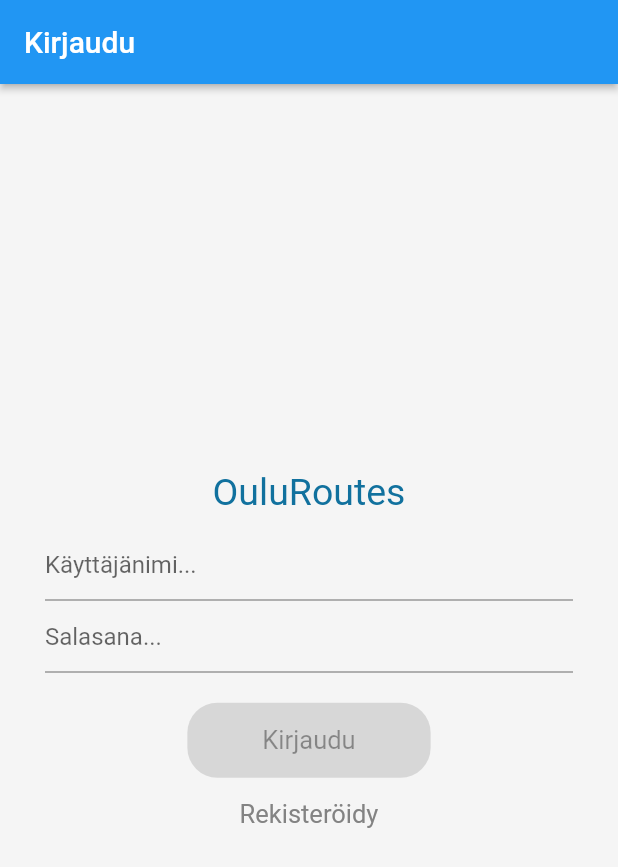
After one commit to MobileProject10/MapApplication, a Flutter app: the screen it shows after launch, on a phone screen of 412 x 824 dp. The commit adds this screen. Shown: the top 867 px of the screen. Run offline on Flutter 3.47's test engine with Material 2 defaults, Android fonts, the phone set to English and light mode, and no system bars; our stand-ins replace google_maps_flutter, shared_preferences.

Commit message:
valmis darkmode

```diff
--- /dev/null
+++ b/map_application/lib/LoginScreen.dart
@@ -0,0 +1,187 @@
+import 'package:flutter/material.dart';
+import 'package:flutter/services.dart';
+import 'package:google_maps_in_flutter/main.dart';
+import 'package:provider/provider.dart';
+import 'RegisterScreen.dart';
+import 'models/theme_settings.dart';
+
+class LoginScreen extends StatefulWidget {
+  const LoginScreen({Key? key, required this.onSubmit}) : super(key: key);
+  final ValueChanged<String> onSubmit;
+
+  @override
+  State<StatefulWidget> createState() => _LoginScreenState();
+}
+
+Widget buildRegisterBtn() {
+  return Container(
+    margin: EdgeInsets.only(left: 100, right: 100),
+    width: double.infinity,
+    child: ElevatedButton(
+      onPressed: () => {
+        runApp(RegisterScreen(
+          onSubmit: (String value) {},
+        ))
+      },
+      style: ElevatedButton.styleFrom(
+        primary: Colors.transparent,
+        shadowColor: Colors.transparent,
+        elevation: 0,
+      ),
+      child: Text(
+        'Rekisteröidy',
+        style: TextStyle(
+          color: Color.fromARGB(255, 131, 131, 131),
+          fontSize: 17,
+          fontWeight: FontWeight.normal,
+        ),
+      ),
+    ),
+  );
+}
+
+class _LoginScreenState extends State<LoginScreen> {
+  final _controller = TextEditingController();
+  final _controller2 = TextEditingController();
+
+  @override
+  void dispose() {
+    _controller.dispose();
+    _controller2.dispose();
+    super.dispose();
+  }
+
+  String? get _errorText {
+    // at any time, we can get the text from _controller.value.text
+    final text = _controller.value.text;
+    // Note: you can do your own custom validation here
+    // Move this logic this outside the widget for more testable code
+    if (text.isEmpty) {
+      return 'Kenttä ei voi olla tyhjä';
+    }
+    // return null if the text is valid
+    return null;
+  }
+
+  String? get _errorText2 {
+    // at any time, we can get the text from _controller.value.text
+    final text = _controller.value.text;
+    // Note: you can do your own custom validation here
+    // Move this logic this outside the widget for more testable code
+    if (text.isEmpty) {
+      return 'Kenttä ei voi olla tyhjä';
+    }
+    // return null if the text is valid
+    return null;
+  }
+
+  bool _submitted = false;
+
+  void _submit() {
+    setState(() => _submitted = true);
+    // if there is no error text
+    if (_errorText == null && _errorText2 == null) {
+      // notify the parent widget via the onSubmit callback
+      widget.onSubmit(_controller.value.text);
+      widget.onSubmit(_controller2.value.text);
+      runApp(MyApp());
+
+    }
+  }
+
+  final _text = '';
+  final _text2 = '';
+
+  @override
+  Widget build(BuildContext context) {
+
+    return MultiProvider(
+      providers: [
+        ChangeNotifierProvider(
+          create:(context) => ThemeSettings(),
+        ),
+      ],
+      child: Consumer<ThemeSettings>(
+        builder:(context, value, child) {
+          return MaterialApp(
+      theme: value.darkTheme ? darkTheme : lightTheme ,
+      home: Scaffold(
+        appBar: AppBar(
+          title: const Text('Kirjaudu'),
+          elevation: 2,
+        ),
+        body: AnnotatedRegion<SystemUiOverlayStyle>(
+          value: SystemUiOverlayStyle.light,
+          child: GestureDetector(
+            child: Stack(
+              children: <Widget>[
+                Container(
+                  padding: EdgeInsets.only(left: 30, right: 30),
+                  height: double.infinity,
+                  width: double.infinity,
+
+                  child: Column(
+                    mainAxisAlignment: MainAxisAlignment.center,
+                    children: <Widget>[
+
+                      Text(
+                        'OuluRoutes',
+                        style: TextStyle(
+                          color: Color.fromARGB(255, 17, 113, 158),
+                          fontSize: 25,
+                        ),
+                      ),
+
+                      SizedBox(height: 10),
+
+                      TextField(
+                        controller: _controller,
+                        decoration: InputDecoration(
+                          hintText: 'Käyttäjänimi...',
+                          errorText: _submitted ? _errorText : null,
+                        ),
+                        onChanged: (text) => setState(() => _text),
+                      ),
+
+                      TextField(
+                        obscureText: true,
+                        controller: _controller2,
+                        decoration: InputDecoration(
+                          hintText: 'Salasana...',
+                          errorText: _submitted ? _errorText2 : null,
+                        ),
+                        onChanged: (text) => setState(() => _text2),
+                      ),
+
+                      SizedBox(height: 20,),
+
+                      ElevatedButton(
+                          onPressed:
+                              _controller.value.text.isNotEmpty && _controller2.value.text.isNotEmpty ? _submit : null,
+                          style: ElevatedButton.styleFrom(
+                                  padding: EdgeInsets.only(top: 15, bottom: 15, left: 50, right: 50),
+                                  shape: RoundedRectangleBorder(
+                                      borderRadius: BorderRadius.circular(20))),
+                          child: Text(
+                            'Kirjaudu',
+                            style: TextStyle(
+                                  fontSize: 17,
+                                  fontWeight: FontWeight.normal,
+                                ),
+                          ),
+                        ),
+                      buildRegisterBtn(),
+                    ],
+                  ),
+                )
+              ],
+            ),
+          ),
+        ),
+      ),
+        );
+        },
+      )
+    );
+  }
+}
--- a/map_application/lib/main.dart
+++ b/map_application/lib/main.dart
@@ -1,10 +1,12 @@
 import 'package:flutter/material.dart';
 import 'package:google_maps_flutter/google_maps_flutter.dart';
+import 'package:google_maps_in_flutter/Router.dart';
+import 'package:provider/provider.dart';
+import 'LoginScreen.dart';
+import 'models/theme_settings.dart';
 import 'widgets/settings.dart';
 
-
-
-void main() => runApp(MyApp());
+void main() => runApp(LoginApp());
 
 class MyApp extends StatefulWidget {
   const MyApp({super.key});
@@ -13,6 +15,16 @@ class MyApp extends StatefulWidget {
   State<MyApp> createState() => _MyAppState();
 }
 
+class LoginApp extends StatelessWidget {
+  @override
+  Widget build(BuildContext) {
+    return MaterialApp(
+      title: 'Google Maps In Flutter',
+      debugShowCheckedModeBanner: false,
+      home: LoginScreen(onSubmit: (String value) {  },),
+    );
+  }
+}
 
 
 class _MyAppState extends State<MyApp> {
@@ -26,11 +38,16 @@ class _MyAppState extends State<MyApp> {
 
   @override
   Widget build(BuildContext context) {
+    return MultiProvider(
+        providers: [
+          ChangeNotifierProvider(
+            create: (context) => ThemeSettings(),
+          ),
+        ],
+        child: Consumer<ThemeSettings>(
+          builder: (context, value, child) {
             return MaterialApp(
-      theme: ThemeData(
-        useMaterial3: true,
-        colorSchemeSeed: Colors.green[700],
-      ),
+              theme: value.darkTheme ? darkTheme : lightTheme,
               home: Scaffold(
                 appBar: AppBar(
                   title: const Text('Maps Sample App'),
@@ -57,7 +74,7 @@ class _MyAppState extends State<MyApp> {
                           // Update the state of the app
                           // ...
                           // Then close the drawer
-                runApp(Settings());
+                          runApp(router());
                           //Navigator.pop(context);
                         },
                       ),
@@ -68,7 +85,7 @@ class _MyAppState extends State<MyApp> {
                           // Update the state of the app
                           // ...
                           // Then close the drawer
-                Navigator.pop(context);
+                          runApp(LoginScreen(onSubmit: (String value) {  },));
                         },
                       ),
                     ],
@@ -83,5 +100,7 @@ class _MyAppState extends State<MyApp> {
                 ),
               ),
             );
+          },
+        ));
   }
 }
--- /dev/null
+++ b/map_application/lib/models/theme_settings.dart
@@ -0,0 +1,54 @@
+import 'package:flutter/material.dart';
+import 'package:shared_preferences/shared_preferences.dart';
+
+
+ThemeData lightTheme = ThemeData(
+brightness: Brightness.light,
+primarySwatch: Colors.blue,
+accentColor: Colors.lightBlueAccent,
+scaffoldBackgroundColor: Colors.grey[100],
+);
+
+ThemeData darkTheme = ThemeData(
+brightness: Brightness.dark,
+primarySwatch: Colors.blue,
+accentColor: Colors.lightBlueAccent,
+scaffoldBackgroundColor: Colors.black,
+);
+
+
+class ThemeSettings with ChangeNotifier
+{
+  bool _darkTheme = false;
+  SharedPreferences? _preferences;
+
+  bool get darkTheme => _darkTheme;
+
+  ThemeSettings() {
+    _loadSettingsFromPrefs();
+  }
+
+  _initializePrefs() async{
+    if (_preferences == null)
+    {
+      _preferences = await SharedPreferences.getInstance();
+    }
+  }
+
+  _loadSettingsFromPrefs() async{
+    await _initializePrefs();
+    _darkTheme = _preferences?.getBool('darkTheme') ?? false;
+    notifyListeners();
+  }
+
+  _saveSettingsToPrefs() async{
+    await _initializePrefs();
+    _preferences?.setBool('darkTheme', _darkTheme);
+  }
+
+  void toggleTheme(){
+    _darkTheme = !_darkTheme;
+    _saveSettingsToPrefs();
+    notifyListeners();
+  }
+}
--- a/map_application/pubspec.yaml
+++ b/map_application/pubspec.yaml
@@ -35,6 +35,8 @@ dependencies:
   # The following adds the Cupertino Icons font to your application.
   # Use with the CupertinoIcons class for iOS style icons.
   cupertino_icons: ^1.0.2
+  shared_preferences: ^2.0.20
+  provider: ^5.0.0
   google_maps_flutter: ^2.2.5
   google_maps_flutter_web: ^0.4.0+7
 
```
Also changed, not shown: map_application/lib/RegisterScreen.dart (added, +229 -0 lines), map_application/lib/plugin.dart (added, +8 -0 lines), map_application/lib/router.dart (added, +28 -0 lines), map_application/lib/widgets/settings.dart (+21 -88 lines), map_application/pubspec.lock, 1 other file. Lines whose indentation alone changed are shown as unchanged.
